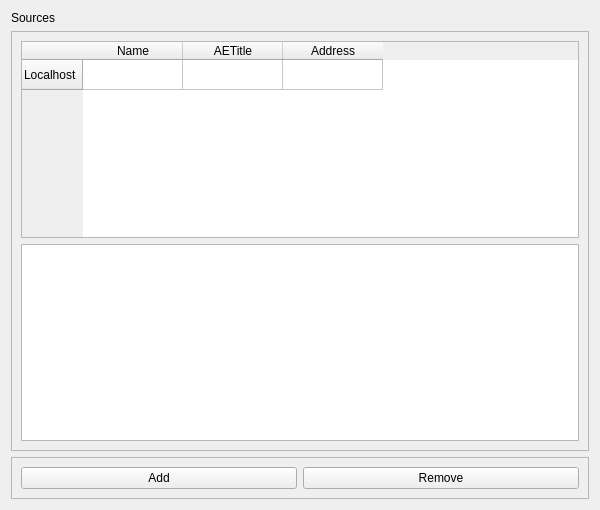
This is Libs/DICOM/Widgets/Resources/UI/ctkDICOMServerNodeWidget.ui in commontk/CTK as Qt 5 draws it before an edit. The edited form follows.
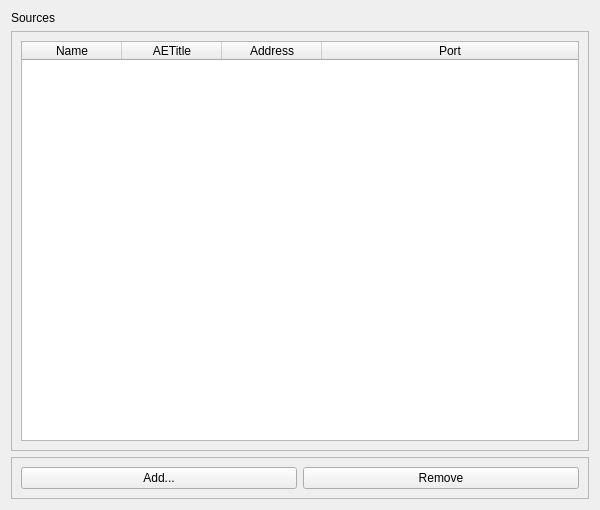
This is the edited form.

Commit message:
improvements to the dicom widgets and application
- save server nodes to settings for persistance between runs of the
  program
- change the date widgets (remove time and add calendar)

```diff
--- a/Libs/DICOM/Widgets/Resources/UI/ctkDICOMServerNodeWidget.ui
+++ b/Libs/DICOM/Widgets/Resources/UI/ctkDICOMServerNodeWidget.ui
@@ -38,11 +38,18 @@
       <layout class="QVBoxLayout" name="verticalLayout_2">
        <item>
         <widget class="QTableWidget" name="nodeTable">
-         <row>
-          <property name="text">
-           <string>Localhost</string>
-          </property>
-         </row>
+         <attribute name="horizontalHeaderStretchLastSection">
+          <bool>true</bool>
+         </attribute>
+         <attribute name="verticalHeaderStretchLastSection">
+          <bool>false</bool>
+         </attribute>
+         <attribute name="horizontalHeaderStretchLastSection">
+          <bool>true</bool>
+         </attribute>
+         <attribute name="verticalHeaderStretchLastSection">
+          <bool>false</bool>
+         </attribute>
          <column>
           <property name="text">
            <string>Name</string>
@@ -58,11 +65,13 @@
            <string>Address</string>
           </property>
          </column>
+         <column>
+          <property name="text">
+           <string>Port</string>
+          </property>
+         </column>
         </widget>
        </item>
-       <item>
-        <widget class="QListView" name="listView"/>
-       </item>
       </layout>
      </widget>
     </widget>
@@ -79,7 +88,7 @@
       <item>
        <widget class="QPushButton" name="addButton">
         <property name="text">
-         <string>Add</string>
+         <string>Add...</string>
         </property>
        </widget>
       </item>
```
The commit also changes 4 other files.
